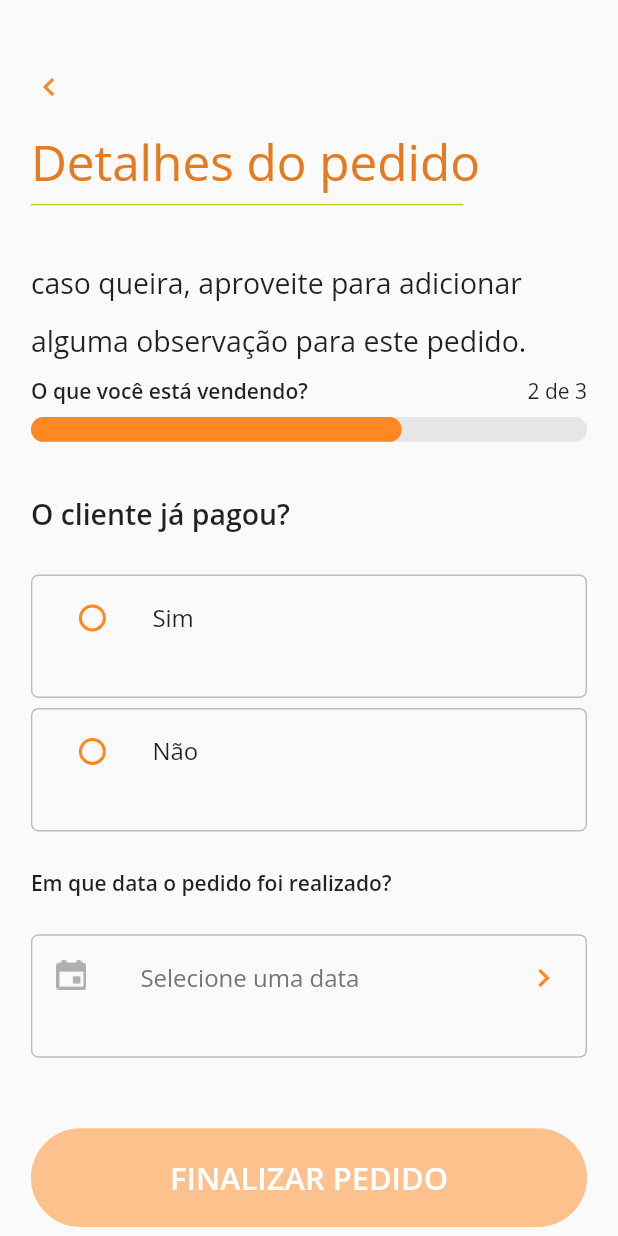
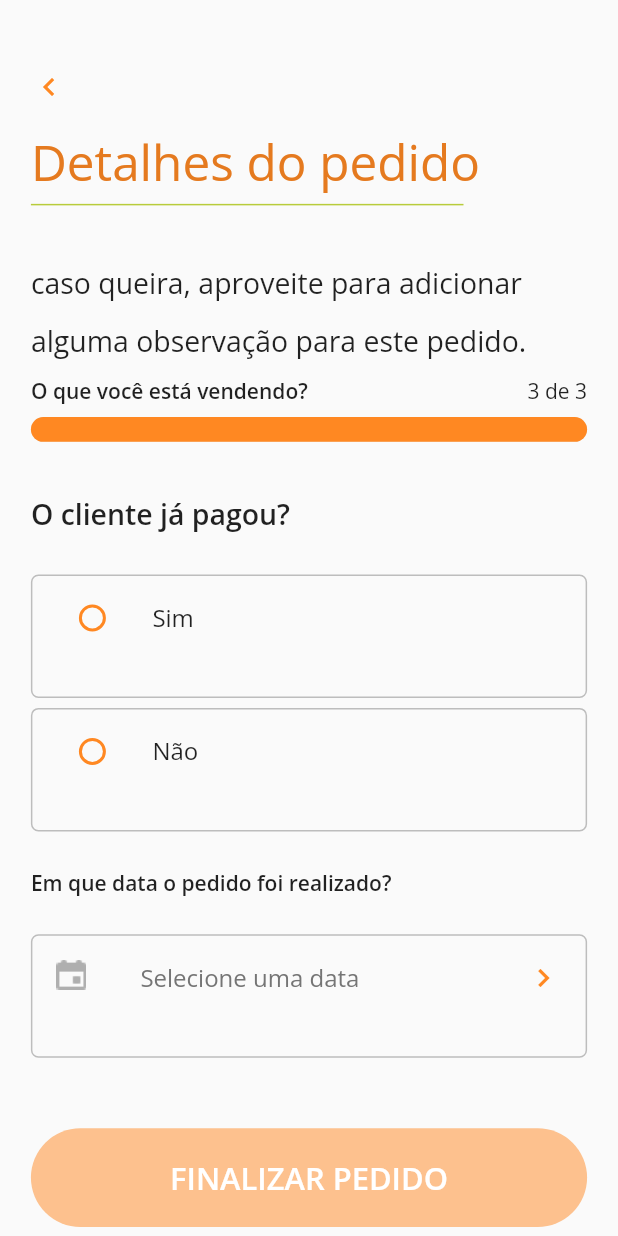
Before and after one commit to fdaniel13/desafio_flutter_mobile, a Flutter app: the ClientOptionsView screen opened by its route, on a phone screen of 412 x 824 dp. Run offline on Flutter 3.47's test engine with Material 2 defaults, Android fonts, the phone set to English and light mode, and no system bars; our stand-ins replace flutter_mobx, flutter_svg, google_fonts, mobx, table_calendar; missing offline and left inert: dart:ffi; generated files the repository leaves out were written again.

Commit message:
gerencia de estados da pagina de opções cliente feita

```diff
--- a/lib/main.dart
+++ b/lib/main.dart
@@ -1,4 +1,5 @@
 
+import 'package:desafio_flutter_mobile/pages/clientPage/viewModel/clientViewModel.dart';
 import 'package:desafio_flutter_mobile/pages/clientPage/views/clientOptionsView.dart';
 import 'package:desafio_flutter_mobile/pages/clientPage/views/clientView.dart';
 import 'package:desafio_flutter_mobile/pages/endOrderedPage/views/endOrdered.dart';
@@ -17,7 +18,8 @@ void main() {
     MultiProvider(
       providers: [
         Provider<HomeStore>(create:(_)=>HomeStore()),
-        Provider<ProductViewModel>(create: (_)=> ProductViewModel())
+        Provider<ProductViewModel>(create: (_)=> ProductViewModel()),
+        Provider<ClientViewModel>(create: (_)=> ClientViewModel())
 
 
       ],
--- a/lib/pages/clientPage/views/clientOptionsView.dart
+++ b/lib/pages/clientPage/views/clientOptionsView.dart
@@ -1,7 +1,9 @@
 import 'package:desafio_flutter_mobile/components/components.dart';
+import 'package:desafio_flutter_mobile/pages/clientPage/viewModel/clientViewModel.dart';
 import 'package:flutter/material.dart';
 import 'package:flutter_mobx/flutter_mobx.dart';
 import 'package:google_fonts/google_fonts.dart';
+import 'package:provider/provider.dart';
 import 'package:table_calendar/table_calendar.dart';
 
 
@@ -19,14 +21,19 @@ class _ClientOptionsViewState extends State<ClientOptionsView>  with ComponentsP
 
   @override
   Widget build(BuildContext context) {
+
+    final clientVM = Provider.of<ClientViewModel>(context);
+
     void checkState(value){
       setState(() {
         _check=value;
-        //value==Check.option1?productVM.setOptionId(0):
-        //value==Check.option2?productVM.setOptionId(1):
-        //productVM.setOptionId(-1);
+        value==Check.option1?clientVM.setOptionId(0):
+        value==Check.option2?clientVM.setOptionId(1):
+        clientVM.setOptionId(-1);
       });
     }
+
+
 
     double sizeW =MediaQuery.of(context).size.width;
     double sizeH = MediaQuery.of(context).size.height;
@@ -51,6 +58,7 @@ class _ClientOptionsViewState extends State<ClientOptionsView>  with ComponentsP
                         alignment: Alignment.centerLeft,
                         padding: EdgeInsets.zero,
                         onPressed: (){
+                          clientVM.resetButton();
                           Navigator.of(context).pushReplacementNamed('/clientOrdered');
 
                         },
@@ -72,7 +80,7 @@ class _ClientOptionsViewState extends State<ClientOptionsView>  with ComponentsP
                     child:description(context,idText: 1)
                 ),
                 Container(
-                  child:steps(context,nStep: 2),
+                  child:steps(context,nStep: 3),
                 ),
                 Container(
                   child: Column(
@@ -118,24 +126,32 @@ class _ClientOptionsViewState extends State<ClientOptionsView>  with ComponentsP
                                 )
                             ),
                             child: ListTile(
-                              title: Text('Selecione uma data',
+                              title: Observer(
+                                builder: (context){
+                                  return Text(clientVM.data,
                                     style: GoogleFonts.openSans(
                                         color:  Colors.grey[600]
                                     ),
+                                  );
+                                },
                               ),
                               leading: Image.asset('images/calendario.png',
                                   color: Colors.grey[600]),
                               trailing: Icon(Icons.keyboard_arrow_right,
                                   color: Color(0xffFF8822)),
                               onTap: (){
-                                calendarDialog(context, cal);
+                                calendarDialog(context, cal,clientVM);
                               },
 
-                            ),
+                            )
                           ),
                         ],
                       ),
-                      InkResponse(onTap: (){
+                      Observer(builder: (context){
+                        return InkResponse(
+                          enableFeedback: clientVM.buttonActivated,
+
+                          onTap: (){
                             if(cal.selectedDay==DateTime.now()){
                               print('não selecionado');
                             }
@@ -145,7 +161,7 @@ class _ClientOptionsViewState extends State<ClientOptionsView>  with ComponentsP
                             width: sizeW*0.9,
                             height: sizeH*0.08,
                             decoration: BoxDecoration(
-                            color:Color.fromRGBO(255,136,34,0.5),
+                              color:clientVM.colorButton,
                               borderRadius: BorderRadius.circular(sizeH*0.05),
                             ),
                             child: Row(
@@ -166,7 +182,8 @@ class _ClientOptionsViewState extends State<ClientOptionsView>  with ComponentsP
                               ],
                             ),
                           ),
-                      ),
+                        );
+                      })
                     ],
                   ))
 
--- a/lib/pages/clientPage/views/clientView.dart
+++ b/lib/pages/clientPage/views/clientView.dart
@@ -14,13 +14,12 @@ class ClientView extends StatefulWidget {
 
 class _ClientViewState extends State<ClientView> with ComponentsPage {
 
- ClientViewModel  clientVM = ClientViewModel();
 
 
   @override
   Widget build(BuildContext context) {
 
-    //final client = Provider.of<ClientViewModel>(context);
+    final clientVM = Provider.of<ClientViewModel>(context);
     final homeStore = Provider.of<HomeStore>(context);
 
     double sizeW =MediaQuery.of(context).size.width;
--- a/lib/pages/productPage/viewModel/productViewModel.dart
+++ b/lib/pages/productPage/viewModel/productViewModel.dart
@@ -56,6 +56,8 @@ abstract class ProductViewModelBase with Store {
     opc =_opc;
   }
 
+
+
   @action
   changeObservations(value){
     observations=value;
--- a/pubspec.yaml
+++ b/pubspec.yaml
@@ -33,7 +33,7 @@ dependencies:
   flutter_svg:
   google_fonts: ^1.1.1
   provider: ^4.3.2+4
-  table_calendar: ^2.3.2
+  table_calendar:
   intl: ^0.16.1
   mobx: ^1.2.1+4
   flutter_mobx: ^1.1.0+2
```
Also changed, not shown: lib/components/components.dart (+18 -17 lines), lib/pages/clientPage/viewModel/clientViewModel.dart (+62 -0 lines), lib/pages/clientPage/viewModel/clientViewModel.g.dart. Lines whose indentation alone changed are shown as unchanged.
